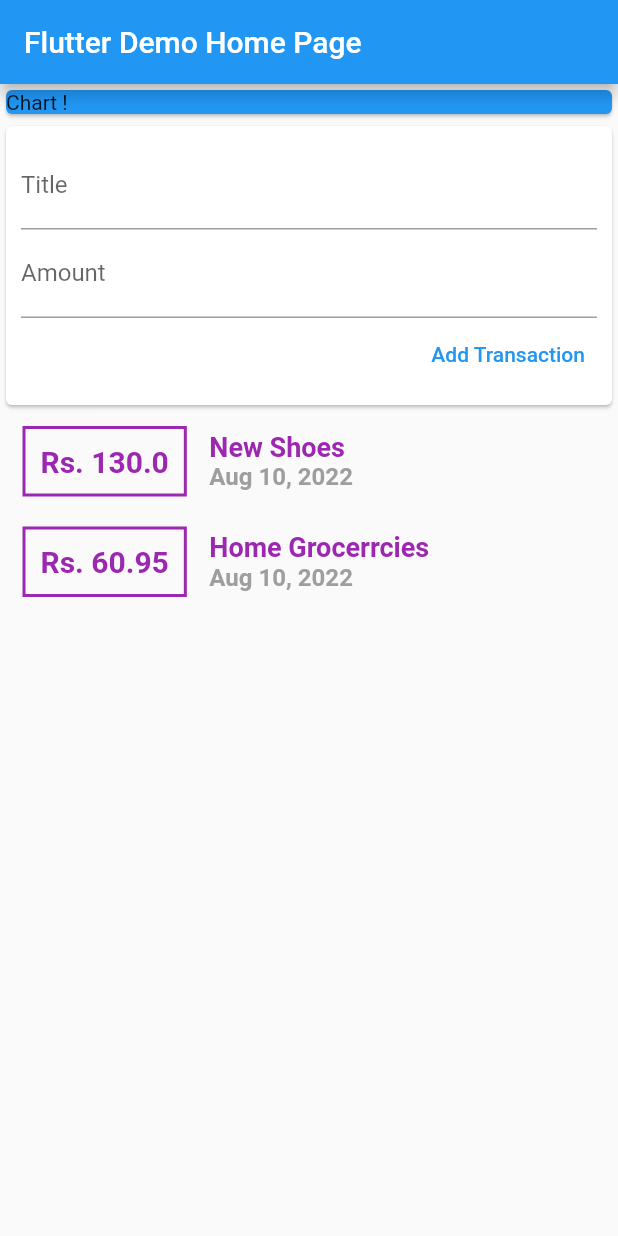
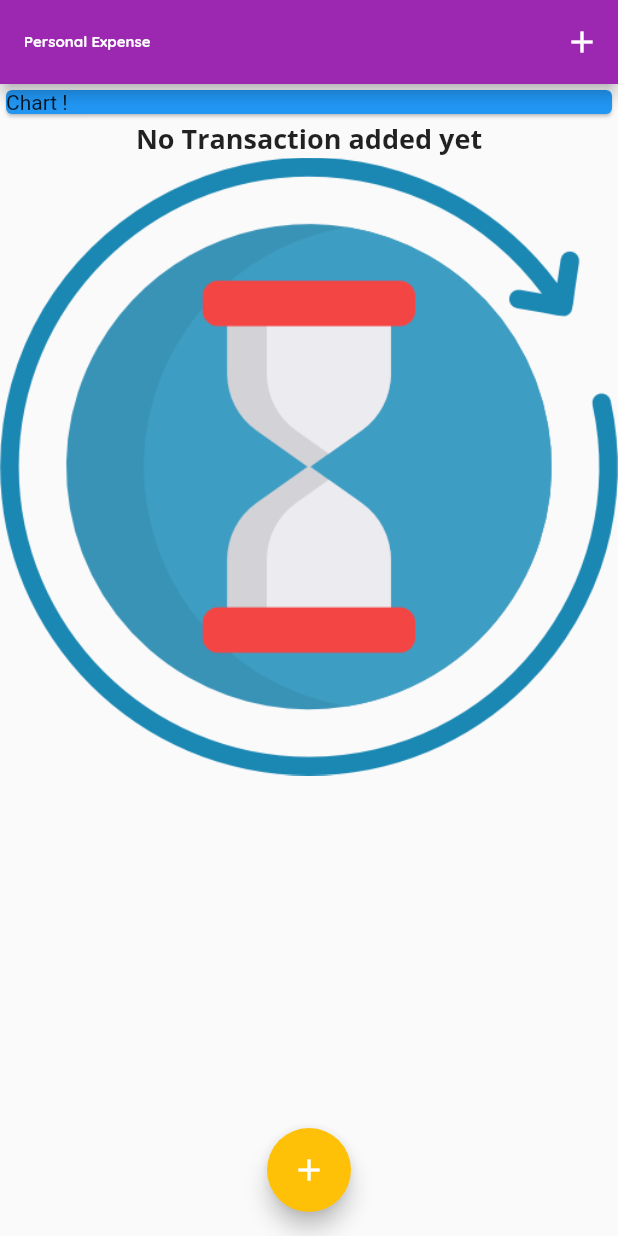
Before and after one commit to mkashifwahid/flutter_expense_app, a Flutter app: the screen it shows after launch, on a phone screen of 412 x 824 dp. Run offline on Flutter 3.47's test engine with Material 2 defaults, Android fonts, the phone set to English and light mode, and no system bars.

Commit message:
Update Theme Work

```diff
--- a/lib/main.dart
+++ b/lib/main.dart
@@ -1,7 +1,11 @@
-// ignore_for_file: unnecessary_const
+// ignore_for_file: unnecessary_const, deprecated_member_use
 
+//import 'package:flutter/gestures.dart';
 import 'package:flutter/material.dart';
-import './widgets/userTransactions.dart';
+import './widgets/transactions_list.dart';
+//import './widgets/userTransactions.dart';
+import './widgets/newTransaction.dart ';
+import './models/transactions.dart';
 
 void main() => runApp(const MyApp());
 
@@ -12,7 +16,7 @@ class MyApp extends StatelessWidget {
   @override
   Widget build(BuildContext context) {
     return MaterialApp(
-      title: 'Flutter Demo',
+      title: 'Personal Expense App',
       theme: ThemeData(
           // This is the theme of your application.
           //
@@ -23,9 +27,23 @@ class MyApp extends StatelessWidget {
           // or simply save your changes to "hot reload" in a Flutter IDE).
           // Notice that the counter didn't reset back to zero; the application
           // is not restarted.
-        primarySwatch: Colors.blue,
-      ),
-      home: const MyHomePage(title: 'Flutter Demo Home Page'),
+          colorScheme: ColorScheme.fromSwatch(primarySwatch: Colors.purple)
+              .copyWith(secondary: Colors.amber),
+          fontFamily: 'OpenSans',
+          textTheme: ThemeData.light().textTheme.copyWith(
+                  titleLarge: TextStyle(
+                fontFamily: 'OpenSans',
+                fontWeight: FontWeight.bold,
+                fontSize: 18,
+              )),
+          appBarTheme: AppBarTheme(
+              textTheme: ThemeData.light().textTheme.copyWith(
+                      titleLarge: TextStyle(
+                    fontFamily: 'Quicksand',
+                    fontSize: 10,
+                    fontWeight: FontWeight.bold,
+                  )))),
+      home: const MyHomePage(title: 'Personal Expense'),
     );
   }
 }
@@ -49,6 +67,45 @@ class MyHomePage extends StatefulWidget {
 }
 
 class _MyHomePageState extends State<MyHomePage> {
+  void StartAddNewTrasaction(BuildContext ctx) {
+    showModalBottomSheet(
+        context: ctx,
+        builder: (_) {
+          return GestureDetector(
+            onTap: () {},
+            behavior: HitTestBehavior.opaque,
+            child: NewTransaction(_addNewTransaction),
+          );
+        });
+  }
+
+  final List<Transactions> transactions = [
+    //   Transactions(
+    //     id: '1',
+    //     title: 'New Shoes',
+    //     amount: 130,
+    //     date: DateTime.now(),
+    //   ),
+    //   Transactions(
+    //     id: '2',
+    //     title: 'Home Grocerrcies',
+    //     amount: 60.95,
+    //     date: DateTime.now(),
+    //   ),
+  ];
+
+  void _addNewTransaction(String title, double amount) {
+    final addNewTx = Transactions(
+        id: DateTime.now().toString(),
+        title: title,
+        amount: amount,
+        date: DateTime.now());
+
+    setState(() {
+      transactions.add(addNewTx);
+    });
+  }
+
   @override
   Widget build(BuildContext context) {
     // This method is rerun every time setState is called, for instance as done
@@ -61,7 +118,16 @@ class _MyHomePageState extends State<MyHomePage> {
       appBar: AppBar(
         // Here we take the value from the MyHomePage object that was created by
         // the App.build method, and use it to set our appbar title.
-        title: Text(widget.title),
+        actions: <Widget>[
+          IconButton(
+            onPressed: () => StartAddNewTrasaction(context),
+            //onPressed: () => StartAddNewTrasaction(context),
+            icon: Icon(Icons.add),
+          )
+        ],
+        title: Text(
+          widget.title,
+        ),
       ),
       body: SingleChildScrollView(
         child: Column(
@@ -93,9 +159,16 @@ class _MyHomePageState extends State<MyHomePage> {
                 ),
               ),
             ),
-            UserTransaction(),
+            //UserTransaction(),
+            TransactionList(transactions)
           ],
         ),
+      ),
+      floatingActionButtonLocation: FloatingActionButtonLocation.centerFloat,
+      floatingActionButton: FloatingActionButton(
+        child: Icon(Icons.add),
+        //onPressed: () {},
+        onPressed: () => StartAddNewTrasaction(context),
       ),
     );
   }
--- a/lib/widgets/transactions_list.dart
+++ b/lib/widgets/transactions_list.dart
@@ -10,20 +10,31 @@ class TransactionList extends StatelessWidget {
   @override
   Widget build(BuildContext context) {
     return Container(
-      height: 500,
-      child: SingleChildScrollView(
-        child: Column(
-          children: transactions.map((tx) {
-            return Row(
+      height: 550,
+      child: transactions.isEmpty
+          ? Column(
+              children: <Widget>[
+                Text(
+                  'No Transaction added yet',
+                  style: Theme.of(context).textTheme.titleLarge,
+                ),
+                Image.asset('assets/images/waiting.png')
+              ],
+            )
+          : ListView.builder(
+              itemBuilder: (ctx, i) {
+                return Card(
+                  child: Row(
                     children: <Widget>[
                       Container(
-                  margin:
-                      const EdgeInsets.symmetric(vertical: 10, horizontal: 15),
+                        margin: const EdgeInsets.symmetric(
+                            vertical: 10, horizontal: 15),
                         padding: const EdgeInsets.all(10),
                         decoration: BoxDecoration(
-                    border: Border.all(width: 2, color: Colors.purple),
+                          border: Border.all(
+                              width: 2, color: Theme.of(context).primaryColor),
                         ),
-                  child: Text('Rs. ${tx.amount}',
+                        child: Text('Rs. ${transactions[i].amount}',
                             style: const TextStyle(
                               fontWeight: FontWeight.bold,
                               color: Colors.purple,
@@ -34,7 +45,7 @@ class TransactionList extends StatelessWidget {
                         crossAxisAlignment: CrossAxisAlignment.start,
                         children: [
                           Text(
-                      tx.title,
+                            transactions[i].title,
                             style: const TextStyle(
                               fontSize: 18,
                               color: Colors.purple,
@@ -42,7 +53,7 @@ class TransactionList extends StatelessWidget {
                             ),
                           ),
                           Text(
-                      DateFormat.yMMMd().format(tx.date),
+                            DateFormat.yMMMd().format(transactions[i].date),
                             style: const TextStyle(
                               fontSize: 16,
                               color: Colors.grey,
@@ -52,9 +63,10 @@ class TransactionList extends StatelessWidget {
                         ],
                       )
                     ],
+                  ),
                 );
-          }).toList(),
-        ),
+              },
+              itemCount: transactions.length,
             ),
     );
   }
```
Also changed, not shown: lib/widgets/newTransaction.dart (+28 -9 lines), pubspec.yaml (+16 -3 lines), assets/font/OpenSans-Bold.ttf (added), assets/font/OpenSans-Regular.ttf (added), assets/font/Quicksand-Bold.ttf (added), assets/font/Quicksand-Light.ttf (added), assets/font/Quicksand-Medium.ttf (added), assets/font/Quicksand-Regular.ttf (added), assets/font/Quicksand-SemiBold.ttf (added), assets/images/waiting.png (added). Lines whose indentation alone changed are shown as unchanged.
